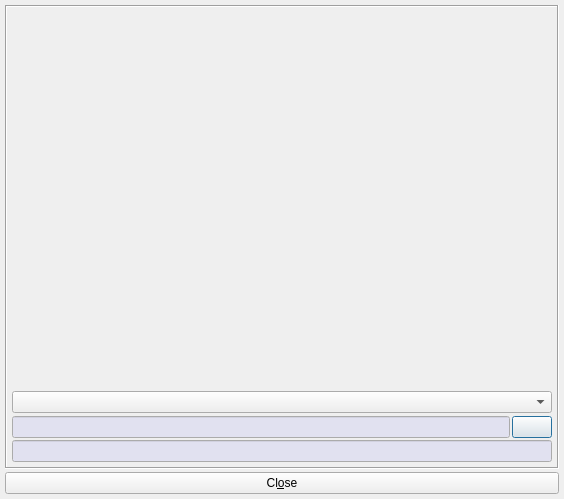
First picture: the form in src/klflatexsymbolsui.ui, repository CryFeiFei/klatexformula, before the edit.
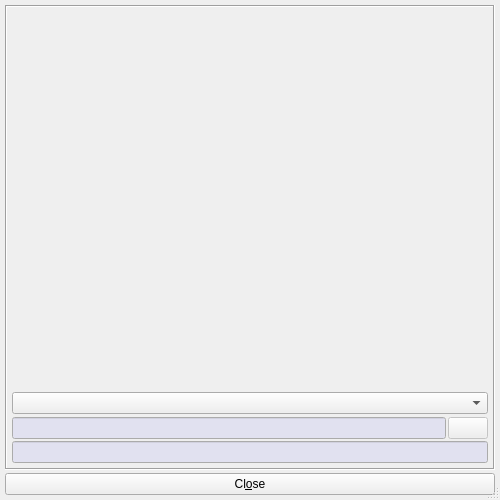
Second picture: the form after the edit. Icons and pictures are not drawn. Custom widgets are drawn as their Qt base class.

```diff
--- a/src/klflatexsymbolsui.ui
+++ b/src/klflatexsymbolsui.ui
@@ -5,13 +5,16 @@
    <rect>
     <x>0</x>
     <y>0</y>
-    <width>564</width>
-    <height>499</height>
+    <width>500</width>
+    <height>500</height>
    </rect>
   </property>
   <property name="windowTitle" >
    <string>KLatexFormula - LaTeX symbols</string>
   </property>
+  <property name="sizeGripEnabled" >
+   <bool>true</bool>
+  </property>
   <layout class="QVBoxLayout" >
    <property name="spacing" >
     <number>3</number>
@@ -20,7 +23,7 @@
     <number>5</number>
    </property>
    <item>
-    <widget class="Q3Frame" name="frmMain" >
+    <widget class="QFrame" name="frmMain" >
      <property name="frameShape" >
       <enum>QFrame::Box</enum>
      </property>
@@ -73,6 +76,9 @@
         </property>
         <item row="0" column="1" >
          <widget class="QPushButton" name="btnInsert" >
+          <property name="enabled" >
+           <bool>false</bool>
+          </property>
           <property name="toolTip" >
            <string>Insert the selected symbol in KLatexFormula editor</string>
           </property>
@@ -204,15 +210,7 @@
   </layout>
  </widget>
  <layoutdefault spacing="2" margin="0" />
- <pixmapfunction>qPixmapFromMimeSource</pixmapfunction>
- <customwidgets>
-  <customwidget>
-   <class>Q3Frame</class>
-   <extends>QFrame</extends>
-   <header>Qt3Support/Q3Frame</header>
-   <container>1</container>
-  </customwidget>
- </customwidgets>
+ <includes/>
  <resources>
   <include location="klfres.qrc" />
  </resources>
```
Left out of the diff: 1 changed line with no effect on the pictures.
